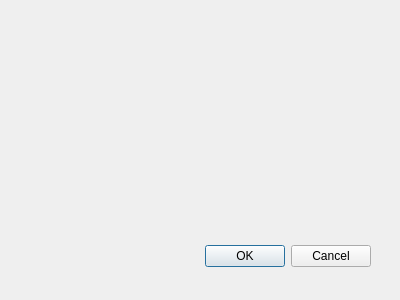
Old version of the form config_dialog.ui in the repository IanSkelskey/p64-qt.
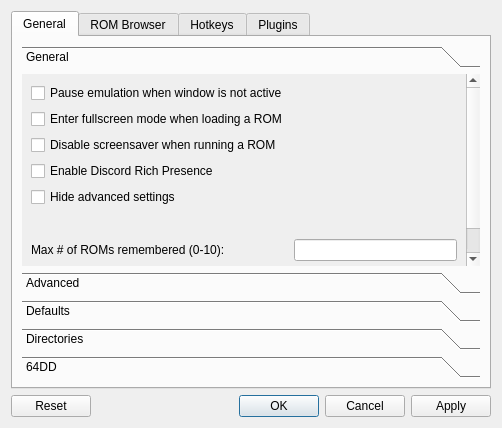
New version of the form. The open tabs and pages were chosen to show the change.

Commit message:
Add cover downloader & enhance config UI dialog
- Added `cover_downloader_dialog.ui` for the cover downloader feature.
- Enhanced `config_dialog.ui` by integrating additional settings and resizing the window.
- Modified `mainwindow.cpp` and `mainwindow.h` to connect the Configuration action to the new config dialog.
- Updated several UI action properties to be disabled by default for future enhancement control.
- Removed obsolete `romlist.ui` file to clean up unused resources.

Release-Note: Introduce cover downloader UI and upgrade configuration dialog layout.

Diff of the .ui file:
```diff
--- a/config_dialog.ui
+++ b/config_dialog.ui
@@ -6,29 +6,176 @@
    <rect>
     <x>0</x>
     <y>0</y>
-    <width>400</width>
-    <height>300</height>
+    <width>502</width>
+    <height>428</height>
    </rect>
   </property>
   <property name="windowTitle">
    <string>Dialog</string>
   </property>
-  <widget class="QDialogButtonBox" name="buttonBox">
-   <property name="geometry">
-    <rect>
-     <x>30</x>
-     <y>240</y>
-     <width>341</width>
-     <height>32</height>
-    </rect>
-   </property>
-   <property name="orientation">
-    <enum>Qt::Orientation::Horizontal</enum>
-   </property>
-   <property name="standardButtons">
-    <set>QDialogButtonBox::StandardButton::Cancel|QDialogButtonBox::StandardButton::Ok</set>
-   </property>
-  </widget>
+  <layout class="QVBoxLayout" name="verticalLayout">
+   <item>
+    <widget class="QTabWidget" name="tabWidget">
+     <property name="currentIndex">
+      <number>0</number>
+     </property>
+     <widget class="QWidget" name="general">
+      <attribute name="title">
+       <string>General</string>
+      </attribute>
+      <layout class="QVBoxLayout" name="verticalLayout_2">
+       <item>
+        <widget class="QToolBox" name="toolBox">
+         <property name="currentIndex">
+          <number>4</number>
+         </property>
+         <widget class="QWidget" name="general">
+          <property name="geometry">
+           <rect>
+            <x>0</x>
+            <y>0</y>
+            <width>462</width>
+            <height>272</height>
+           </rect>
+          </property>
+          <attribute name="label">
+           <string>General</string>
+          </attribute>
+          <layout class="QVBoxLayout" name="verticalLayout_3">
+           <item>
+            <layout class="QFormLayout" name="formLayout_2">
+             <item row="0" column="0">
+              <widget class="QCheckBox" name="checkBox_6">
+               <property name="text">
+                <string>Pause emulation when window is not active</string>
+               </property>
+              </widget>
+             </item>
+             <item row="1" column="0">
+              <widget class="QCheckBox" name="checkBox_7">
+               <property name="text">
+                <string>Enter fullscreen mode when loading a ROM</string>
+               </property>
+              </widget>
+             </item>
+             <item row="2" column="0">
+              <widget class="QCheckBox" name="checkBox_8">
+               <property name="text">
+                <string>Disable screensaver when running a ROM</string>
+               </property>
+              </widget>
+             </item>
+             <item row="3" column="0">
+              <widget class="QCheckBox" name="checkBox_9">
+               <property name="text">
+                <string>Enable Discord Rich Presence</string>
+               </property>
+              </widget>
+             </item>
+             <item row="4" column="0">
+              <widget class="QCheckBox" name="checkBox_10">
+               <property name="text">
+                <string>Hide advanced settings</string>
+               </property>
+              </widget>
+             </item>
+             <item row="5" column="0">
+              <spacer name="horizontalSpacer_2">
+               <property name="orientation">
+                <enum>Qt::Orientation::Horizontal</enum>
+               </property>
+               <property name="sizeHint" stdset="0">
+                <size>
+                 <width>40</width>
+                 <height>20</height>
+                </size>
+               </property>
+              </spacer>
+             </item>
+             <item row="6" column="0">
+              <widget class="QLabel" name="label_3">
+               <property name="text">
+                <string>Max # of ROMs remembered (0-10):</string>
+               </property>
+              </widget>
+             </item>
+             <item row="7" column="0">
+              <widget class="QLabel" name="label_4">
+               <property name="text">
+                <string>Max # of ROM dirs remembered (0-10):</string>
+               </property>
+              </widget>
+             </item>
+             <item row="7" column="1">
+              <widget class="QLineEdit" name="lineEdit_3"/>
+             </item>
+             <item row="6" column="1">
+              <widget class="QLineEdit" name="lineEdit_4"/>
+             </item>
+            </layout>
+           </item>
+          </layout>
+         </widget>
+         <widget class="QWidget" name="advanced">
+          <property name="geometry">
+           <rect>
+            <x>0</x>
+            <y>0</y>
+            <width>462</width>
+            <height>242</height>
+           </rect>
+          </property>
+          <attribute name="label">
+           <string>Advanced</string>
+          </attribute>
+         </widget>
+         <widget class="QWidget" name="defaults">
+          <attribute name="label">
+           <string>Defaults</string>
+          </attribute>
+         </widget>
+         <widget class="QWidget" name="directories">
+          <attribute name="label">
+           <string>Directories</string>
+          </attribute>
+         </widget>
+         <widget class="QWidget" name="sfdd">
+          <attribute name="label">
+           <string>64DD</string>
+          </attribute>
+         </widget>
+        </widget>
+       </item>
+      </layout>
+     </widget>
+     <widget class="QWidget" name="rom_browser">
+      <attribute name="title">
+       <string>ROM Browser</string>
+      </attribute>
+     </widget>
+     <widget class="QWidget" name="hotkeys">
+      <attribute name="title">
+       <string>Hotkeys</string>
+      </attribute>
+     </widget>
+     <widget class="QWidget" name="plugins">
+      <attribute name="title">
+       <string>Plugins</string>
+      </attribute>
+     </widget>
+    </widget>
+   </item>
+   <item>
+    <widget class="QDialogButtonBox" name="buttonBox">
+     <property name="orientation">
+      <enum>Qt::Orientation::Horizontal</enum>
+     </property>
+     <property name="standardButtons">
+      <set>QDialogButtonBox::StandardButton::Apply|QDialogButtonBox::StandardButton::Cancel|QDialogButtonBox::StandardButton::Ok|QDialogButtonBox::StandardButton::Reset</set>
+     </property>
+    </widget>
+   </item>
+  </layout>
  </widget>
  <resources/>
  <connections>
```
Left out of the diff: 32 changed lines with no effect on the pictures. The commit also changes 6 other files.
